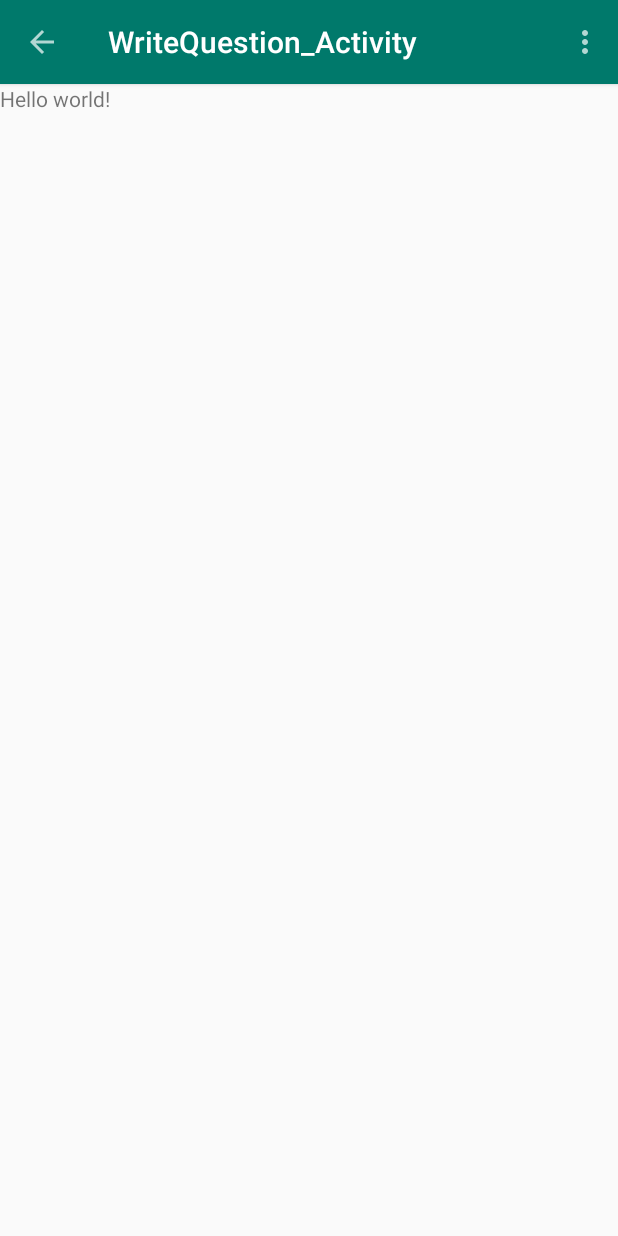
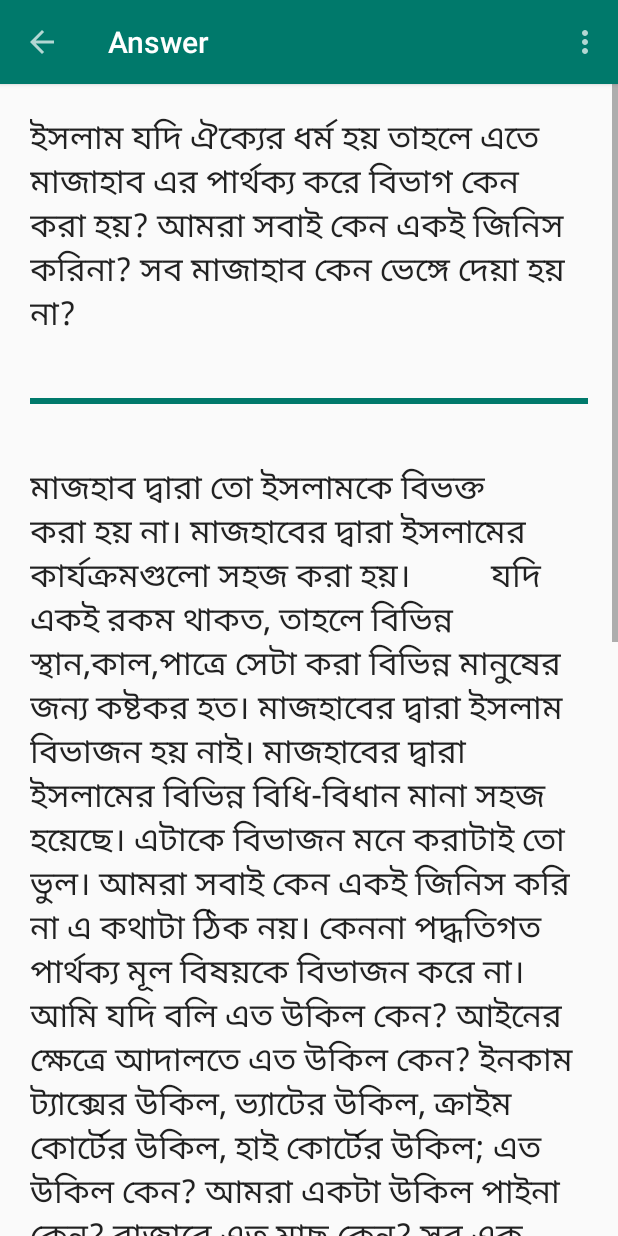
Before and after one commit to aRezaulAlam/IslamicApp, an Android app: the screen it shows after launch (WriteQuestion_Activity before the commit, QADetailsActivity after it), after a tap on "Next", on a phone screen of 412 x 824 dp. Run offline under Robolectric (Android 15) with nearby library versions, the phone set to English and light mode, and no system bars; our stand-ins replace Volley; network calls fail.

Commit message:
QA Details implemented

```diff
--- a/app/src/main/java/com/agroho/islamicapp/CategoriesFragment.java
+++ b/app/src/main/java/com/agroho/islamicapp/CategoriesFragment.java
@@ -1,6 +1,7 @@
 package com.agroho.islamicapp;
 
 
+import android.app.ProgressDialog;
 import android.os.Bundle;
 import android.support.v4.app.Fragment;
 import android.view.LayoutInflater;
@@ -22,6 +23,7 @@ public class CategoriesFragment extends Fragment {
     // TODO: Rename and change types of parameters
     private String mParam1;
     private String mParam2;
+
 
 
     /**
@@ -52,6 +54,8 @@ public class CategoriesFragment extends Fragment {
         if (getArguments() != null) {
             mParam1 = getArguments().getString(ARG_PARAM1);
             mParam2 = getArguments().getString(ARG_PARAM2);
+
+
         }
     }
 
--- a/app/src/main/java/com/agroho/islamicapp/DiscussedFragment.java
+++ b/app/src/main/java/com/agroho/islamicapp/DiscussedFragment.java
@@ -1,6 +1,7 @@
 package com.agroho.islamicapp;
 
 
+import android.app.ProgressDialog;
 import android.graphics.Color;
 import android.os.Bundle;
 import android.support.v4.app.Fragment;
@@ -49,6 +50,7 @@ public class DiscussedFragment extends Fragment {
     private RequestQueue requestQueue;
     public RecyclerView MostDiscussed;
     private QAAdapter adapterQA;
+    private ProgressDialog progressDialog;
 
     private ArrayList<QAInfo> listQA = new ArrayList<>();
 
@@ -86,6 +88,9 @@ public class DiscussedFragment extends Fragment {
         volleySingleton = VolleySingleton.getsInstance();
         requestQueue=volleySingleton.getRequestQueue();
 
+        progressDialog = new ProgressDialog(getActivity());
+        progressDialog.setMessage("Getting Discussed data...");
+        progressDialog.show();
         sendJsonRequest();
 
     }
@@ -96,8 +101,9 @@ public class DiscussedFragment extends Fragment {
         JsonArrayRequest req = new JsonArrayRequest(URL, new Response.Listener<JSONArray> () {
             @Override
             public void onResponse(JSONArray response) {
+                progressDialog.dismiss();
 
-               listQA =  parseJsonResponse(response);
+                listQA =  parseJsonResponse(response);
                 adapterQA.setQAList(listQA);
 
             }
@@ -106,11 +112,16 @@ public class DiscussedFragment extends Fragment {
             public void onErrorResponse(VolleyError error) {
 
                 VolleyErrorNotice(error);
+                progressDialog.dismiss();
+
 
             }
         });
 
         requestQueue.add(req);
+
+
+
     }
 
     private void VolleyErrorNotice(VolleyError error) {
--- a/app/src/main/java/com/agroho/islamicapp/MainActivity.java
+++ b/app/src/main/java/com/agroho/islamicapp/MainActivity.java
@@ -83,7 +83,7 @@ public class MainActivity extends AppCompatActivity {
         }
 
         if (id == R.id.new_msg){
-            startActivity(new Intent(this,WriteQuestion_Activity.class));
+            startActivity(new Intent(this,QADetailsActivity.class));
         }
 
         return super.onOptionsItemSelected(item);
--- a/app/src/main/java/com/agroho/islamicapp/MostRecentFragment.java
+++ b/app/src/main/java/com/agroho/islamicapp/MostRecentFragment.java
@@ -1,6 +1,7 @@
 package com.agroho.islamicapp;
 
 
+import android.app.ProgressDialog;
 import android.os.Bundle;
 import android.support.v4.app.Fragment;
 import android.support.v7.widget.LinearLayoutManager;
@@ -46,6 +47,9 @@ public class MostRecentFragment extends Fragment {
     private RequestQueue requestQueue;
     public RecyclerView MostRecent;
     private QAAdapter adapterQA;
+    private ProgressDialog progressDialog;
+
+
 
     private ArrayList<QAInfo> listQA = new ArrayList<>();
 
@@ -83,30 +87,41 @@ public class MostRecentFragment extends Fragment {
         volleySingleton = VolleySingleton.getsInstance();
         requestQueue=volleySingleton.getRequestQueue();
 
+        progressDialog = new ProgressDialog(getActivity());
+        progressDialog.setMessage("Getting Recent data...");
+        progressDialog.show();
         sendJsonRequest();
+
     }
 
     private void sendJsonRequest(){
 
         final String URL = "http://api.agroho.com/islam/json/qa_recent.php";
+
+
         JsonArrayRequest req = new JsonArrayRequest(URL, new Response.Listener<JSONArray> () {
             @Override
             public void onResponse(JSONArray response) {
+                progressDialog.dismiss();
 
                 listQA =  parseJsonResponse(response);
+
                 adapterQA.setQAList(listQA);
 
             }
         }, new Response.ErrorListener() {
             @Override
             public void onErrorResponse(VolleyError error) {
-
+                progressDialog.dismiss();
                 VolleyErrorNotice(error);
 
             }
         });
 
         requestQueue.add(req);
+
+
+
     }
 
     private void VolleyErrorNotice(VolleyError error) {
@@ -167,6 +182,7 @@ public class MostRecentFragment extends Fragment {
                 e.printStackTrace();
             }
         }
+
         //StringClass.t(getActivity(),listQA.toString());
         return listQA;
     }
@@ -187,4 +203,6 @@ public class MostRecentFragment extends Fragment {
     }
 
 
+
+
 }
--- /dev/null
+++ b/app/src/main/java/com/agroho/islamicapp/QADetailsActivity.java
@@ -0,0 +1,176 @@
+package com.agroho.islamicapp;
+
+import android.app.ProgressDialog;
+import android.support.v4.app.NavUtils;
+import android.support.v7.app.AppCompatActivity;
+import android.os.Bundle;
+import android.support.v7.widget.RecyclerView;
+import android.support.v7.widget.Toolbar;
+import android.view.Menu;
+import android.view.MenuItem;
+import android.widget.TextView;
+import android.widget.Toast;
+
+import com.android.volley.AuthFailureError;
+import com.android.volley.NetworkError;
+import com.android.volley.NoConnectionError;
+import com.android.volley.ParseError;
+import com.android.volley.RequestQueue;
+import com.android.volley.Response;
+import com.android.volley.ServerError;
+import com.android.volley.TimeoutError;
+import com.android.volley.VolleyError;
+import com.android.volley.toolbox.JsonArrayRequest;
+
+import org.json.JSONArray;
+import org.json.JSONException;
+import org.json.JSONObject;
+
+import java.util.ArrayList;
+
+public class QADetailsActivity extends AppCompatActivity {
+
+    private Toolbar toolbar;
+    private VolleySingleton volleySingleton;
+    private RequestQueue requestQueue;
+    private ProgressDialog progressDialog;
+    TextView textViewQAQuestion, textViewQAAnswer;
+
+
+    private ArrayList<QAInfo> listQA = new ArrayList<>();
+
+    @Override
+    protected void onCreate(Bundle savedInstanceState) {
+        super.onCreate(savedInstanceState);
+        setContentView(R.layout.activity_qadetails);
+        toolbar = (Toolbar)findViewById(R.id.app_bar);
+        setSupportActionBar(toolbar);
+        getSupportActionBar().setHomeButtonEnabled(true);
+        getSupportActionBar().setDisplayHomeAsUpEnabled(true);
+
+        volleySingleton = VolleySingleton.getsInstance();
+        requestQueue=volleySingleton.getRequestQueue();
+
+        progressDialog = new ProgressDialog(this);
+        progressDialog.setMessage("Getting Discussed data...");
+        progressDialog.show();
+        sendJsonRequest();
+    }
+
+
+    private void sendJsonRequest(){
+
+        final String URL = "http://api.agroho.com/islam/json/qa_details.php?qa_id=11";
+        JsonArrayRequest req = new JsonArrayRequest(URL, new Response.Listener<JSONArray> () {
+            @Override
+            public void onResponse(JSONArray response) {
+                progressDialog.dismiss();
+
+                listQA =  parseJsonResponse(response);
+                // Text ViewsS
+                textViewQAQuestion = (TextView)findViewById(R.id.qa_details_ques);
+                textViewQAAnswer = (TextView)findViewById(R.id.qadetails_answer);
+                QAInfo currentQA = listQA.get(0);
+                textViewQAQuestion.setText(currentQA.getqaQuestion());
+                textViewQAAnswer.setText(currentQA.getqaAnswer());
+
+            }
+        }, new Response.ErrorListener() {
+            @Override
+            public void onErrorResponse(VolleyError error) {
+
+                VolleyErrorNotice(error);
+                progressDialog.dismiss();
+
+
+            }
+        });
+
+        requestQueue.add(req);
+
+
+
+    }
+
+    private void VolleyErrorNotice(VolleyError error) {
+
+        if (error instanceof TimeoutError || error instanceof NoConnectionError){
+
+            Toast.makeText(this, "No Internet Connection Please Connect to internet", Toast.LENGTH_SHORT).show();
+
+        } else if (error instanceof AuthFailureError){
+
+            Toast.makeText(this, "Authentication Error Please Report" + error.getMessage(), Toast.LENGTH_SHORT).show();
+
+
+        } else if(error instanceof ServerError){
+
+            Toast.makeText(this, "Server Error please contact Admin" + error.getMessage(), Toast.LENGTH_SHORT).show();
+
+
+        } else if(error instanceof NetworkError){
+
+            Toast.makeText(this, "Network Error Please Try Again" + error.getMessage(), Toast.LENGTH_SHORT).show();
+
+
+        } else if (error instanceof ParseError) {
+            Toast.makeText(this, "Parse Error" + error.getMessage(), Toast.LENGTH_SHORT).show();
+        }
+    }
+
+    private ArrayList<QAInfo> parseJsonResponse(JSONArray response) {
+        ArrayList<QAInfo> listQA = new ArrayList<>();
+        if (response == null || response.length()==0){
+
+        }
+
+        //StringBuilder sb = new StringBuilder();
+        for (int i=0; i<response.length();i++){
+            try {
+                JSONObject obj = response.getJSONObject(i);
+
+                String QAQuestion = obj.getString("qa_question");
+                String QAAnswer = obj.getString("qa_answer");
+
+                QAInfo qaObj = new QAInfo();
+
+
+                qaObj.setqaQuestion(QAQuestion);
+                qaObj.setqaAnswer(QAAnswer);
+
+
+                //listQAInfo.add(qaObj);
+                listQA.add(qaObj);
+
+                //sb.append(UniName+"\n");
+            } catch (JSONException e) {
+                e.printStackTrace();
+            }
+        }
+        //StringClass.t(getActivity(),listQA.toString());
+        return listQA;
+    }
+
+
+    @Override
+    public boolean onCreateOptionsMenu(Menu menu) {
+        // Inflate the menu; this adds items to the action bar if it is present.
+        getMenuInflater().inflate(R.menu.menu_qadetails, menu);
+        return true;
+    }
+
+    @Override
+    public boolean onOptionsItemSelected(MenuItem item) {
+        // Handle action bar item clicks here. The action bar will
+        // automatically handle clicks on the Home/Up button, so long
+        // as you specify a parent activity in AndroidManifest.xml.
+        int id = item.getItemId();
+
+        //noinspection SimplifiableIfStatement
+        if (id == R.id.home) {
+            NavUtils.navigateUpFromSameTask(this);
+        }
+
+        return super.onOptionsItemSelected(item);
+    }
+}
--- /dev/null
+++ b/app/src/main/res/layout/activity_qadetails.xml
@@ -0,0 +1,70 @@
+
+        <RelativeLayout  xmlns:android="http://schemas.android.com/apk/res/android"
+            android:layout_width="match_parent"
+            android:layout_height="match_parent"
+            xmlns:tools="http://schemas.android.com/tools"
+            tools:context="com.agroho.islamicapp.QADetailsActivity"
+            >
+
+            <include
+                android:id="@+id/app_bar"
+                layout="@layout/app_bar" />
+            <ScrollView
+                android:id="@+id/ScrollView01"
+                android:layout_width="fill_parent"
+                android:layout_height="fill_parent"
+                android:layout_below="@+id/app_bar"
+                >
+
+                <RelativeLayout
+                    android:layout_width="match_parent"
+                    android:layout_height="match_parent"
+                    >
+
+    <TextView
+        android:layout_margin="20dp"
+        android:layout_width="match_parent"
+        android:layout_height="wrap_content"
+        android:textAppearance="?android:attr/textAppearanceLarge"
+        android:text="ইসলাম যদি ঐক্যের ধর্ম হয় তাহলে এতে মাজাহাব এর পার্থক্য করে বিভাগ কেন করা হয়? আমরা সবাই কেন একই জিনিস করিনা? সব মাজাহাব কেন ভেঙ্গে দেয়া হয় না?"
+        android:id="@+id/qa_details_ques"
+        android:layout_marginTop="10dp"
+        android:layout_marginBottom="0dp"
+        android:layout_alignParentLeft="true"
+        android:layout_alignParentStart="true"
+        android:layout_alignParentRight="true"
+        android:layout_alignParentEnd="true"
+         />
+
+    <View
+        android:layout_margin="20dp"
+        android:layout_width="match_parent"
+        android:layout_height="4dp"
+        android:padding="20dp"
+        android:layout_marginBottom="10dp"
+        android:background="@color/ColorPrimaryDark"
+        android:layout_below="@+id/qa_details_ques"
+        android:layout_alignParentRight="true"
+        android:layout_alignParentEnd="true"
+        android:layout_marginTop="10dp"
+        android:id="@+id/view" />
+
+    <TextView
+        android:layout_margin="20dp"
+        android:layout_marginTop="0dp"
+        android:layout_width="wrap_content"
+        android:layout_height="wrap_content"
+        android:textAppearance="?android:attr/textAppearanceLarge"
+        android:text="মাজহাব দ্বারা তো ইসলামকে বিভক্ত করা হয় না। মাজহাবের দ্বারা ইসলামের কার্যক্রমগুলো সহজ করা হয়।
+
+        যদি একই রকম থাকত, তাহলে বিভিন্ন স্থান,কাল,পাত্রে সেটা করা বিভিন্ন মানুষের জন্য কষ্টকর হত। মাজহাবের দ্বারা ইসলাম বিভাজন হয় নাই। মাজহাবের দ্বারা ইসলামের বিভিন্ন বিধি-বিধান মানা সহজ হয়েছে। এটাকে বিভাজন মনে করাটাই তো ভুল। আমরা সবাই কেন একই জিনিস করি না এ কথাটা ঠিক নয়। কেননা পদ্ধতিগত পার্থক্য মূল বিষয়কে বিভাজন করে না। আমি যদি বলি এত উকিল কেন? আইনের ক্ষেত্রে আদালতে এত উকিল কেন? ইনকাম ট্যাক্সের উকিল, ভ্যাটের উকিল, ক্রাইম কোর্টের উকিল, হাই কোর্টের উকিল; এত উকিল কেন? আমরা একটা উকিল পাইনা কেন? বাজারে এত মাছ কেন? সব এক মাছ হয় না কেন? এটা তো প্রশ্নই হয় না। আমরা সবাই এক জিনিসই তো করি। কি করি না? ভিন্নটা কোথায় করলাম? কেউ বলেছে নামায তিন ওয়াক্ত? আমরা সবাই তো পাঁচ ওয়াক্ত নামায পড়ি। সেই হিসাবে তো একটাই করলাম। আমরা কেউ বলি রমজান মাস ছাড়া রোজা রাখা ফরজ? কেউ বলেছে? তাহলে এক জিনিস করি না কীভাবে হল? মাজহাব ভেঙে দিবে কেন? মাজহাব ভাঙবে কে? সাহাবীদের থেকে আমলের পদ্ধতিগত ভিন্নতা এসেছে। সেটার বর্ণনার ধারাবাহিকতায় কিয়ামত পর্যন্ত সারা পৃথিবীতে ছড়ানো থাকবে। এটাকে বন্ধ করবে কে? তাহলে পুরো সবকিছুকেই বন্ধ করতে হবে।
+
+        মোট কথা, মাজহাবের যে ভিন্নতা, এই ভিন্নতাকে মূলত ইসলামের বিভাজন মনে করা ঠিক না। বরং, ইসলামিক অনুশাসন পদ্ধতিকে সহজ করার জন্য কতগুলি পদ্ধতি দেয়া আছে। তোমরাই বল যে, এক অংক অনেক নিয়মে করা যায়। একই নামায অনেক সময় বিভিন্ন নিয়মে করা যায়। বিভিন্ন নিয়ম বলতে, হাত উপরে বেধেও পড়া যায়, নিচে বেধেও পড়া যায়। রফে-ইয়াদাইন করেও পড়া যায়, না পরেও পড়া যায়। এখানে তো বিভাজনের কিছু নাই, বিভক্তি তো দেখছি না।"
+        android:id="@+id/qadetails_answer"
+        android:layout_below="@+id/view"
+        android:layout_centerHorizontal="true"
+        android:paddingBottom="20dp"/>
+                </RelativeLayout>
+            </ScrollView>
+
+</RelativeLayout>
--- /dev/null
+++ b/app/src/main/res/menu/menu_qadetails.xml
@@ -0,0 +1,7 @@
+<menu xmlns:android="http://schemas.android.com/apk/res/android"
+    xmlns:app="http://schemas.android.com/apk/res-auto"
+    xmlns:tools="http://schemas.android.com/tools"
+    tools:context="com.agroho.islamicapp.QADetailsActivity">
+    <item android:id="@+id/action_settings" android:title="@string/action_settings"
+        android:orderInCategory="100" app:showAsAction="never" />
+</menu>
--- a/app/src/main/res/values/strings.xml
+++ b/app/src/main/res/values/strings.xml
@@ -19,4 +19,5 @@
         <item>সাম্প্রতিক</item>
         <item>ক্যাটাগরি</item>
     </string-array>
+    <string name="title_activity_qadetails">Answer</string>
 </resources>
```
Also changed, not shown: app/src/main/AndroidManifest.xml (+12 -3 lines).
